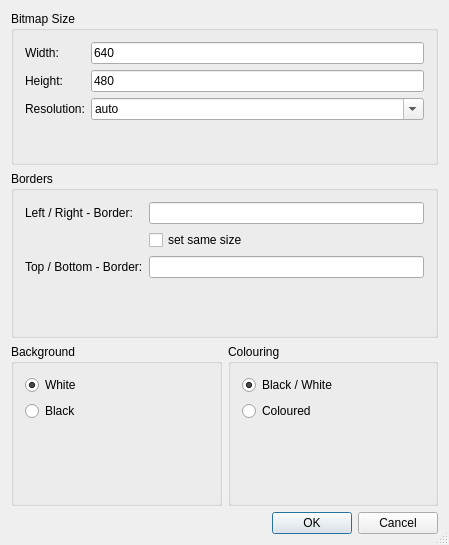
Before: the Qt Designer form librecad/src/ui/forms/qg_dlgimageoptions.ui in LibreCAD/LibreCAD, drawn with Qt 5.
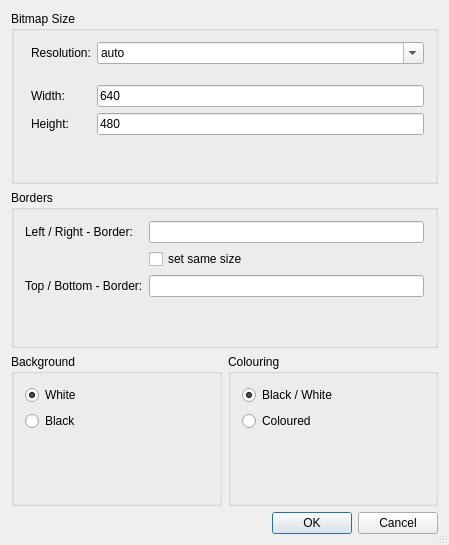
After: the same form once the commit is applied.

What changed in the file:
```diff
--- a/librecad/src/ui/forms/qg_dlgimageoptions.ui
+++ b/librecad/src/ui/forms/qg_dlgimageoptions.ui
@@ -23,57 +23,7 @@
       <string>Bitmap Size</string>
      </property>
      <layout class="QGridLayout">
-      <item row="0" column="0">
-       <widget class="QLabel" name="lWidth">
-        <property name="text">
-         <string>Width:</string>
-        </property>
-        <property name="wordWrap">
-         <bool>false</bool>
-        </property>
-       </widget>
-      </item>
-      <item row="1" column="0">
-       <widget class="QLabel" name="lHeight">
-        <property name="text">
-         <string>Height:</string>
-        </property>
-        <property name="wordWrap">
-         <bool>false</bool>
-        </property>
-       </widget>
-      </item>
-      <item row="3" column="0" colspan="2">
-       <spacer name="vspacer2">
-        <property name="orientation">
-         <enum>Qt::Vertical</enum>
-        </property>
-        <property name="sizeType">
-         <enum>QSizePolicy::Expanding</enum>
-        </property>
-        <property name="sizeHint" stdset="0">
-         <size>
-          <width>20</width>
-          <height>31</height>
-         </size>
-        </property>
-       </spacer>
-      </item>
-      <item row="1" column="1">
-       <widget class="QLineEdit" name="leHeight">
-        <property name="text">
-         <string>480</string>
-        </property>
-       </widget>
-      </item>
-      <item row="0" column="1">
-       <widget class="QLineEdit" name="leWidth">
-        <property name="text">
-         <string>640</string>
-        </property>
-       </widget>
-      </item>
-      <item row="2" column="0">
+      <item row="2" column="1">
        <widget class="QLabel" name="lResolution">
         <property name="text">
          <string>Resolution:</string>
@@ -83,7 +33,7 @@
         </property>
        </widget>
       </item>
-      <item row="2" column="1">
+      <item row="2" column="2">
        <widget class="QComboBox" name="cbResolution">
         <property name="editable">
          <bool>true</bool>
@@ -175,6 +125,69 @@
         </item>
        </widget>
       </item>
+      <item row="7" column="0" colspan="3">
+       <spacer name="verticalSpacer">
+        <property name="orientation">
+         <enum>Qt::Vertical</enum>
+        </property>
+        <property name="sizeHint" stdset="0">
+         <size>
+          <width>20</width>
+          <height>40</height>
+         </size>
+        </property>
+       </spacer>
+      </item>
+      <item row="5" column="1">
+       <widget class="QLabel" name="lWidth">
+        <property name="text">
+         <string>Width:</string>
+        </property>
+        <property name="wordWrap">
+         <bool>false</bool>
+        </property>
+       </widget>
+      </item>
+      <item row="6" column="1">
+       <widget class="QLabel" name="lHeight">
+        <property name="text">
+         <string>Height:</string>
+        </property>
+        <property name="wordWrap">
+         <bool>false</bool>
+        </property>
+       </widget>
+      </item>
+      <item row="6" column="2">
+       <widget class="QLineEdit" name="leHeight">
+        <property name="text">
+         <string>480</string>
+        </property>
+       </widget>
+      </item>
+      <item row="5" column="2">
+       <widget class="QLineEdit" name="leWidth">
+        <property name="text">
+         <string>640</string>
+        </property>
+       </widget>
+      </item>
+      <item row="4" column="0" colspan="3">
+       <spacer name="verticalSpacer_2">
+        <property name="orientation">
+         <enum>Qt::Vertical</enum>
+        </property>
+        <property name="sizeType">
+         <enum>QSizePolicy::Expanding</enum>
+        </property>
+        <property name="sizeHint" stdset="0">
+         <size>
+          <width>20</width>
+          <height>20</height>
+         </size>
+        </property>
+       </spacer>
+      </item>
      </layout>
     </widget>
    </item>
```
Left out of the diff: 1 changed line with no effect on the pictures.
